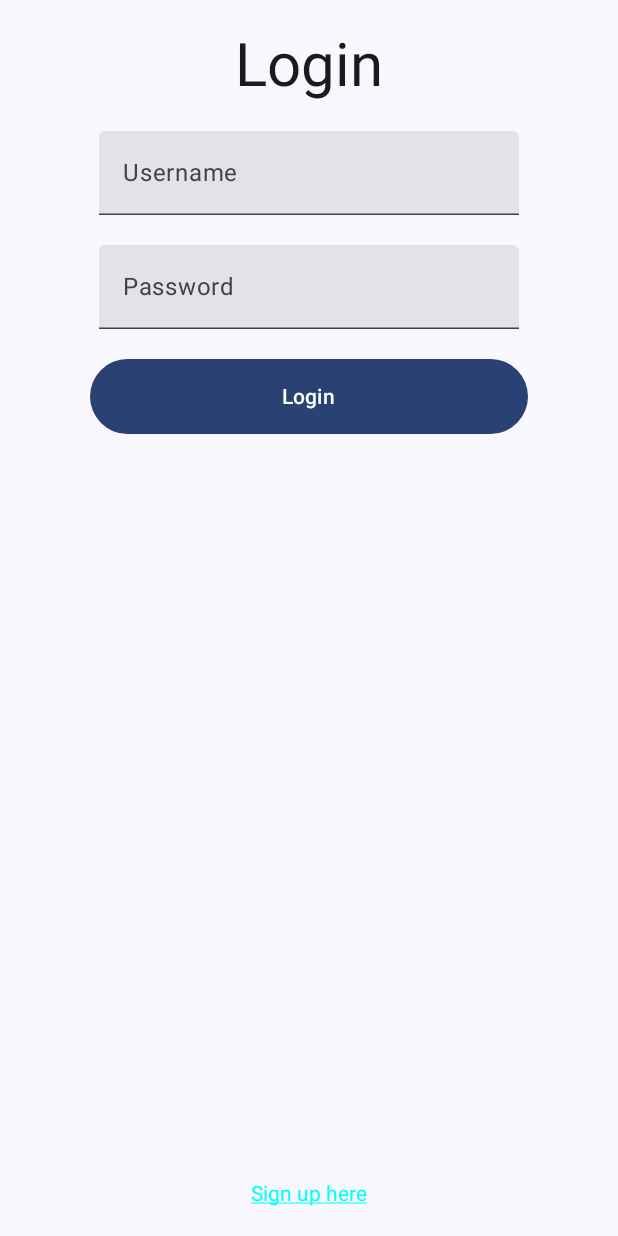
After one commit to adshayanB/ECE452, an Android app built with Jetpack Compose: the composable SignInScreenView shown on its own in the app's theme, on a phone screen of 412 x 824 dp. The commit adds this screen. Run offline under Robolectric (Android 15) with nearby library versions, the phone set to English and light mode, and no system bars; our stand-ins replace Dagger/Hilt's generated code, Firebase (no records; nobody signed in at launch, a user with empty details on screens opened directly).

Commit message:
Sign-in view

```diff
--- a/app/build.gradle
+++ b/app/build.gradle
@@ -69,6 +69,7 @@ dependencies {
     implementation platform('androidx.compose:compose-bom:2022.10.00')
     implementation 'androidx.constraintlayout:constraintlayout:2.1.4'
     implementation 'com.google.android.material:material:1.9.0'
+    implementation 'com.google.firebase:firebase-auth:21.1.0'
     testImplementation 'junit:junit:4.13.2'
     androidTestImplementation 'androidx.test.ext:junit:1.1.5'
     androidTestImplementation 'androidx.test.espresso:espresso-core:3.5.1'
--- a/app/src/main/java/com/example/farmeraid/MainActivity.kt
+++ b/app/src/main/java/com/example/farmeraid/MainActivity.kt
@@ -11,6 +11,7 @@ import androidx.appcompat.app.AppCompatActivity
 import androidx.compose.material3.ExperimentalMaterial3Api
 import androidx.compose.material3.Scaffold
 import androidx.compose.material3.Text
+import com.example.farmeraid.sign_in.views.SignInScreenView
 import com.example.farmeraid.ui.theme.FarmerAidTheme
 import com.google.firebase.auth.FirebaseAuth
 import dagger.hilt.android.AndroidEntryPoint
@@ -28,7 +29,8 @@ class MainActivity : AppCompatActivity() {
         super.onCreate(savedInstanceState)
         setContent {
             FarmerAidTheme {
-                HomeScreenView()
+//                HomeScreenView()
+                SignInScreenView()
             }
         }
 //        setContentView(R.layout.activity_main)
--- /dev/null
+++ b/app/src/main/java/com/example/farmeraid/data/UserRepository.kt
@@ -0,0 +1,4 @@
+package com.example.farmeraid.data
+
+class UserRepository {
+}
--- /dev/null
+++ b/app/src/main/java/com/example/farmeraid/sign_in/SignInViewModel.kt
@@ -0,0 +1,81 @@
+package com.example.farmeraid.sign_in
+
+import android.content.Intent
+import android.util.Log
+import android.widget.Toast
+import androidx.compose.runtime.MutableState
+import androidx.compose.ui.text.input.TextFieldValue
+import androidx.core.content.ContextCompat.startActivity
+import androidx.lifecycle.ViewModel
+import com.example.farmeraid.data.UserRepository
+import com.example.farmeraid.sign_in.model.SignInModel
+import com.example.farmeraid.sign_in.model.getSignInButton
+
+import androidx.lifecycle.viewModelScope
+import com.example.farmeraid.MainActivity
+import com.google.firebase.auth.FirebaseAuth
+import dagger.hilt.android.lifecycle.HiltViewModel
+import kotlinx.coroutines.flow.MutableStateFlow
+import kotlinx.coroutines.flow.StateFlow
+import kotlinx.coroutines.flow.combine
+import kotlinx.coroutines.launch
+import javax.inject.Inject
+
+@HiltViewModel
+class SignInViewModel @Inject constructor() : ViewModel() {
+    private val _state = MutableStateFlow(SignInModel.SignInViewState(
+        buttonUiState = getSignInButton()
+    ))
+    val state: StateFlow<SignInModel.SignInViewState>
+        get() = _state
+
+
+    private val username: MutableStateFlow<String> = MutableStateFlow(_state.value.userName)
+    private val password: MutableStateFlow<String> = MutableStateFlow(_state.value.passWord)
+    private val loggedIn: MutableStateFlow<String> = MutableStateFlow(_state.value.loggedIn)
+
+
+    init {
+        viewModelScope.launch {
+            combine(username, password) {
+                    userName: String, password: String ->
+                SignInModel.SignInViewState(
+                    userName = userName,
+                    passWord = password,
+                    buttonUiState = getSignInButton(),
+                )
+            }.collect {
+                _state.value = it
+            }
+        }
+    }
+
+    fun login(userName: String, password: String) {
+        //Code to login
+        Log.v("MESSAGE", password)
+        Log.v("MESSAGE", userName)
+        lateinit var firebaseAuth: FirebaseAuth
+        firebaseAuth = FirebaseAuth.getInstance()
+        if (userName.isNotEmpty() && password.isNotEmpty()) {
+
+            firebaseAuth.signInWithEmailAndPassword(userName, password)
+                .addOnCompleteListener {
+                    if (it.isSuccessful) {
+                        Log.v("RUNS", "LOGGEd IN")
+                        loggedIn.value = "True"
+
+//                    val intent = Intent(this, MainActivity::class.java)
+//                    startActivity(intent)
+                } else {
+                    loggedIn.value = "False"
+                        Log.v("GG", "Did not wor")
+
+                    }
+                }
+//        } else {
+//            Toast.makeText(this, "Empty Fields Are not Allowed !!", Toast.LENGTH_SHORT).show()
+//
+//        }
+        }
+    }
+}
--- /dev/null
+++ b/app/src/main/java/com/example/farmeraid/sign_in/model/SignInModel.kt
@@ -0,0 +1,18 @@
+package com.example.farmeraid.sign_in.model
+
+import com.example.farmeraid.home.model.HomeModel
+import com.example.farmeraid.uicomponents.models.UiComponentModel
+
+class SignInModel {
+
+    data class SignInViewState(
+        val buttonUiState: UiComponentModel.ButtonUiState,
+        val userName: String = "",
+        val passWord: String = "",
+        val loggedIn: String = "",
+    )
+}
+
+fun getSignInButton() : UiComponentModel.ButtonUiState {
+    return UiComponentModel.ButtonUiState(text = "Test")
+}
--- /dev/null
+++ b/app/src/main/java/com/example/farmeraid/sign_in/views/SignInScreenView.kt
@@ -0,0 +1,113 @@
+package com.example.farmeraid.sign_in.views
+
+import android.annotation.SuppressLint
+import androidx.compose.foundation.layout.Arrangement
+import androidx.compose.foundation.layout.Box
+import androidx.compose.foundation.layout.Column
+import androidx.compose.foundation.layout.Spacer
+import androidx.compose.foundation.layout.fillMaxSize
+import androidx.compose.foundation.layout.fillMaxWidth
+import androidx.compose.foundation.layout.height
+import androidx.compose.foundation.layout.padding
+import androidx.compose.foundation.shape.RoundedCornerShape
+import androidx.compose.foundation.text.ClickableText
+import androidx.compose.foundation.text.KeyboardOptions
+import androidx.compose.material3.Button
+import androidx.compose.material3.ExperimentalMaterial3Api
+import androidx.compose.material3.Text
+import androidx.compose.material3.TextField
+import androidx.compose.runtime.Composable
+import androidx.compose.runtime.collectAsState
+import androidx.compose.runtime.getValue
+import androidx.compose.runtime.mutableStateOf
+import androidx.compose.runtime.remember
+import androidx.compose.ui.Alignment
+import androidx.compose.ui.Modifier
+import androidx.compose.ui.graphics.Color
+import androidx.compose.ui.text.AnnotatedString
+import androidx.compose.ui.text.TextStyle
+import androidx.compose.ui.text.input.KeyboardType
+import androidx.compose.ui.text.input.PasswordVisualTransformation
+import androidx.compose.ui.text.input.TextFieldValue
+import androidx.compose.ui.text.style.TextDecoration
+import androidx.compose.ui.unit.dp
+import androidx.compose.ui.unit.sp
+import androidx.lifecycle.viewmodel.compose.viewModel
+import com.example.farmeraid.sign_in.SignInViewModel
+//REsource used for design : https://medium.com/@manojbhadane/android-login-screen-using-jetpack-compose-part-2-a262ad87c6d
+@SuppressLint("UnusedMaterial3ScaffoldPaddingParameter")
+@OptIn(ExperimentalMaterial3Api::class)
+@Composable
+fun SignInScreenView() {
+    val viewModel = viewModel(SignInViewModel::class.java)
+    val state by viewModel.state.collectAsState()
+//    val viewModel = viewModel(HomeViewModel::class.java)
+//    val state by viewModel.state.collectAsState()
+//
+//    Scaffold(
+//        floatingActionButton = {
+//            OutlinedButtonView(
+//                buttonUiState = state.buttonUiState,
+//                buttonUiEvent = UiComponentModel.ButtonUiEvent(
+//                    onClick = { viewModel.changeSelectedTab(if (state.selectedTab == HomeModel.Tab.Inventory) HomeModel.Tab.Quotas else HomeModel.Tab.Inventory) }
+//                )
+//            )
+//        },
+//    ) {
+//        Text(state.selectedTab.toString())
+//    }
+    Box(modifier = Modifier.fillMaxSize()) {
+        ClickableText(
+            text = AnnotatedString("Sign up here"),
+            modifier = Modifier
+                .align(Alignment.BottomCenter)
+                .padding(20.dp),
+            onClick = { },
+            style = TextStyle(
+                fontSize = 14.sp,
+                textDecoration = TextDecoration.Underline,
+                color  = Color.Cyan
+            )
+        )
+    }
+    Column(
+        modifier = Modifier.padding(20.dp),
+        verticalArrangement = Arrangement.Center,
+        horizontalAlignment = Alignment.CenterHorizontally
+    ) {
+
+        val username = remember { mutableStateOf(String()) }
+        val password = remember { mutableStateOf(String()) }
+
+        Text(text = "Login", style = TextStyle(fontSize = 40.sp))
+
+        Spacer(modifier = Modifier.height(20.dp))
+        TextField(
+            label = { Text(text = "Username") },
+            value = username.value,
+            onValueChange = { username.value = it })
+
+        Spacer(modifier = Modifier.height(20.dp))
+        TextField(
+            label = { Text(text = "Password") },
+            value = password.value,
+            visualTransformation = PasswordVisualTransformation(),
+            keyboardOptions = KeyboardOptions(keyboardType = KeyboardType.Password),
+            onValueChange = { password.value = it })
+
+        Spacer(modifier = Modifier.height(20.dp))
+        Box(modifier = Modifier.padding(40.dp, 0.dp, 40.dp, 0.dp)) {
+            Button(
+              onClick = {viewModel.login(username.value.toString(), password.value.toString()) },
+//                onClick  = {},
+                shape = RoundedCornerShape(50.dp),
+                modifier = Modifier
+                    .fillMaxWidth()
+                    .height(50.dp)
+            ) {
+                Text(text = "Login")
+            }
+        }
+    }
+
+}
```
